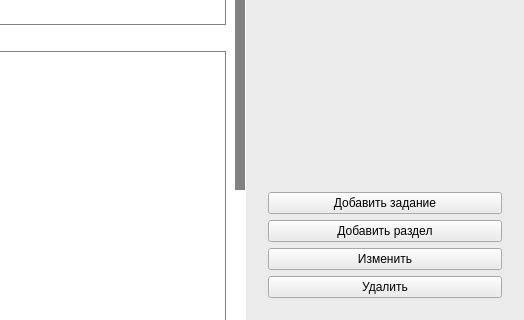
Qt form app/windows/MainWindow.ui (Rexagon/methodist) before a commit; both pictures show x 483 to 1007 and y 304 to 624 of the 1007 by 624 pixel window.
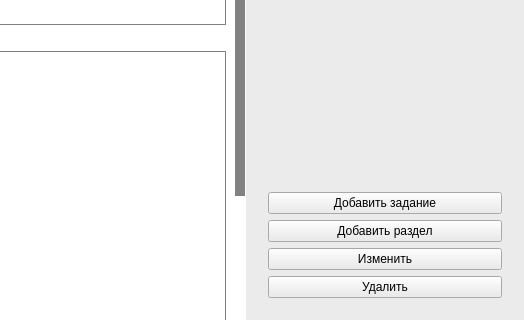
The same form after that commit. The open tabs and pages were chosen to show the change.

Commit message: Slider style bugfix

What changed in the file:
```diff
--- a/app/windows/MainWindow.ui
+++ b/app/windows/MainWindow.ui
@@ -316,9 +316,21 @@
     margin: 0px;
 }
 
+QScrollBar:horizontal {
+    border: 0px;
+    background-color:rgb(161, 161, 161);
+    height:10px;
+    margin: 0px;
+}
+
 QScrollBar::handle:vertical {
 	background: rgb(130, 130, 130);
-    min-height: 0px;
+    min-width: 0px;
+}
+
+QScrollBar::handle:horizontal {
+	background: rgb(130, 130, 130);
+    min-width: 0px;
 }
 
 QScrollBar::add-page:vertical {
@@ -328,11 +340,25 @@
     subcontrol-origin: margin;
 }
 
+QScrollBar::add-page:horizontal {
+	background: white;
+    width: 0px;
+    subcontrol-position: right;
+    subcontrol-origin: margin;
+}
+
 QScrollBar::sub-page:vertical {
 	background: white;
     height: 0 px;
     subcontrol-position: top;
     subcontrol-origin: margin;
+}
+
+QScrollBar::sub-page:horizontal {
+	background: white;
+    width: 0 px;
+    subcontrol-position: left;
+    subcontrol-origin: margin;
 }</string>
             </property>
             <widget class="QWidget" name="workspaceTree">
```
Left out of the diff: 4 changed lines with no effect on the pictures. The commit also changes 1 other file.
